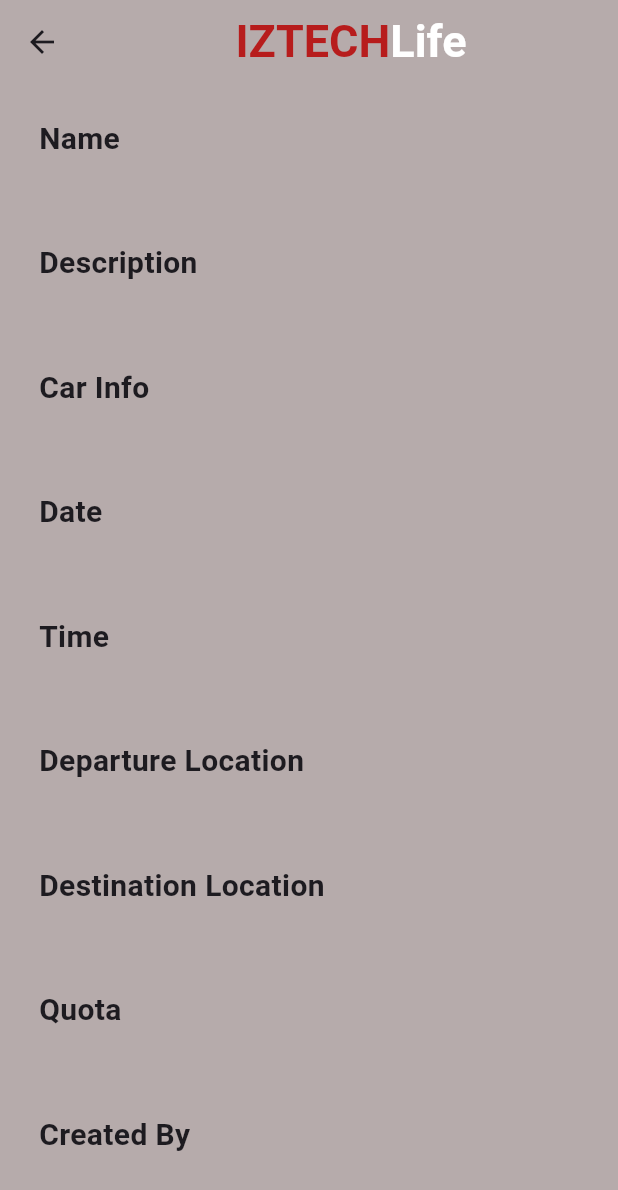
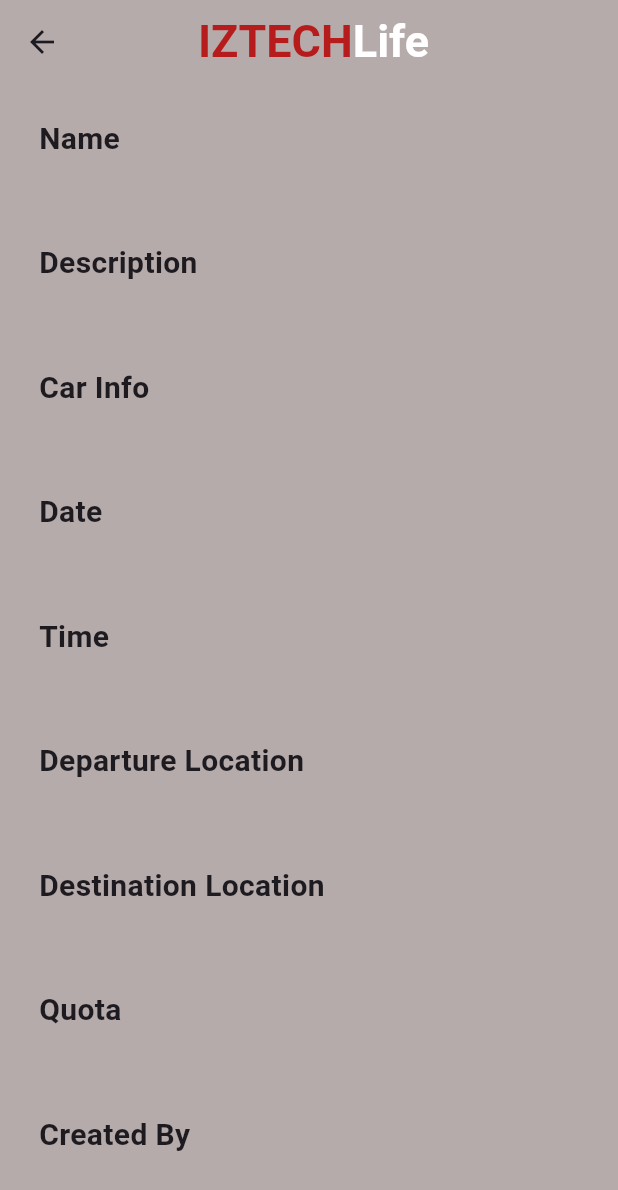
Before and after one commit to OnurAltugg/iztechlife, a Flutter app: the SingleDisplayAnnouncement screen opened directly with empty values, on a phone screen of 412 x 824 dp. Shown: the top 1190 px of the screen. Run offline on Flutter 3.47's test engine with Material 3 defaults, Android fonts, the phone set to English and light mode, and no system bars; our stand-ins replace cloud_firestore, datetime_picker_formfield_new, firebase_auth, firebase_core, fluttertoast, random_string; missing offline and left inert: image_field; accounts and stored records are empty.

Commit message:
update appBar

```diff
--- a/lib/pages/hitchhiking_pages/my_announcements.dart
+++ b/lib/pages/hitchhiking_pages/my_announcements.dart
@@ -60,6 +60,7 @@ class _MyAnnouncementsState extends State<MyAnnouncements> {
         return Scaffold(
           backgroundColor: const Color(0xFFB6ABAB),
           appBar: AppBar(
+            surfaceTintColor: Colors.transparent,
             backgroundColor: const Color(0xFFB6ABAB),
             title: const Padding(
               padding: EdgeInsets.only(right: 50.0),
--- a/lib/pages/hitchhiking_pages/single_display_announcement.dart
+++ b/lib/pages/hitchhiking_pages/single_display_announcement.dart
@@ -22,8 +22,11 @@ class SingleDisplayAnnouncement extends StatelessWidget {
     return Scaffold(
       backgroundColor: const Color(0xFFB6ABAB), // Scaffold background color
       appBar: AppBar(
+        surfaceTintColor: Colors.transparent,
         backgroundColor: const Color(0xFFB6ABAB),
-        title: const Row(
+        title: const Padding(
+          padding: EdgeInsets.only(right: 50.0),
+          child: Row(
             mainAxisAlignment: MainAxisAlignment.center,
             children: [
               Text(
@@ -41,6 +44,7 @@ class SingleDisplayAnnouncement extends StatelessWidget {
                     fontWeight: FontWeight.bold),
               )
             ],
+          ),
         ),
       ),
       body: SingleChildScrollView(
```
Lines whose indentation alone changed are shown as unchanged.
